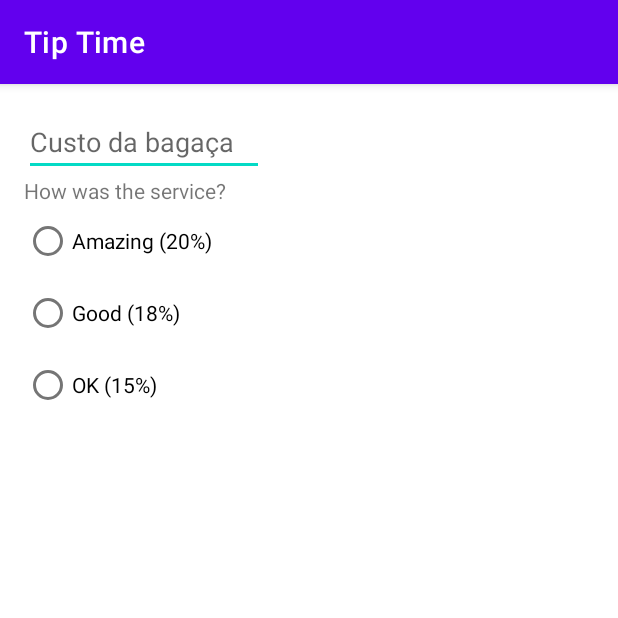
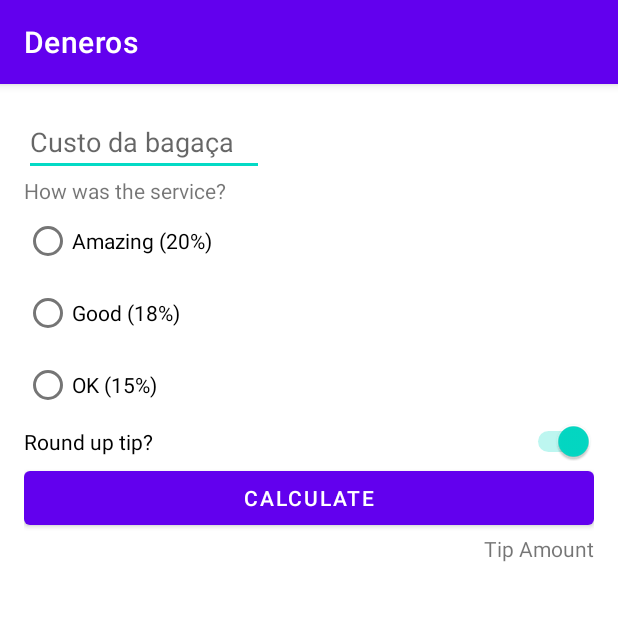
Before and after one commit to czkirilo/Curso_Kotlin_T2, an Android app: the screen it shows after launch (MainActivity), on a phone screen of 412 x 824 dp, the top half of it. Run offline under Robolectric (Android 15) with nearby library versions, the phone set to English and light mode, and no system bars.

Commit message:
terminando o layout

```diff
--- a/TipTime/app/src/main/res/layout/activity_main.xml
+++ b/TipTime/app/src/main/res/layout/activity_main.xml
@@ -49,9 +49,36 @@
             android:layout_width="wrap_content"
             android:layout_height="wrap_content"
             android:text="OK (15%)" />
+    </RadioGroup>
+
+    <Switch
+        android:id="@+id/round_up_switch"
+        android:layout_width="0dp"
+        android:layout_height="wrap_content"
+        android:checked="true"
+        android:text="@string/round_up_tip"
+        app:layout_constraintEnd_toEndOf="parent"
+        app:layout_constraintStart_toStartOf="parent"
+        app:layout_constraintTop_toBottomOf="@id/tip_options" />
 
 
-    </RadioGroup>
+    <Button
+        android:id="@+id/calculate_button"
+        android:layout_width="0dp"
+        android:layout_height="wrap_content"
+        android:text="Calculate"
+        app:layout_constraintTop_toBottomOf="@id/round_up_switch"
+        app:layout_constraintStart_toStartOf="parent"
+        app:layout_constraintEnd_toEndOf="parent" />
+
+    <TextView
+        android:id="@+id/tip_result"
+        android:layout_width="wrap_content"
+        android:layout_height="wrap_content"
+        app:layout_constraintEnd_toEndOf="parent"
+        app:layout_constraintTop_toBottomOf="@id/calculate_button"
+        android:text="Tip Amount" />
+
 
 
 </androidx.constraintlayout.widget.ConstraintLayout>
--- a/TipTime/app/src/main/res/values/strings.xml
+++ b/TipTime/app/src/main/res/values/strings.xml
@@ -1,3 +1,11 @@
 <resources>
-    <string name="app_name">Tip Time</string>
+    <string name="app_name">Deneros</string>
+    <string name="cost_of_service">Cost of Service</string>
+    <string name="how_was_the_service">How was the service?</string>
+    <string name="amazing_service">Amazing (20%)</string>
+    <string name="good_service">Good (18%)</string>
+    <string name="ok_service">Okay (15%)</string>
+    <string name="round_up_tip">Round up tip?</string>
+    <string name="calculate">Calculate</string>
+    <string name="tip_amount">Tip Amount</string>
 </resources>
```
